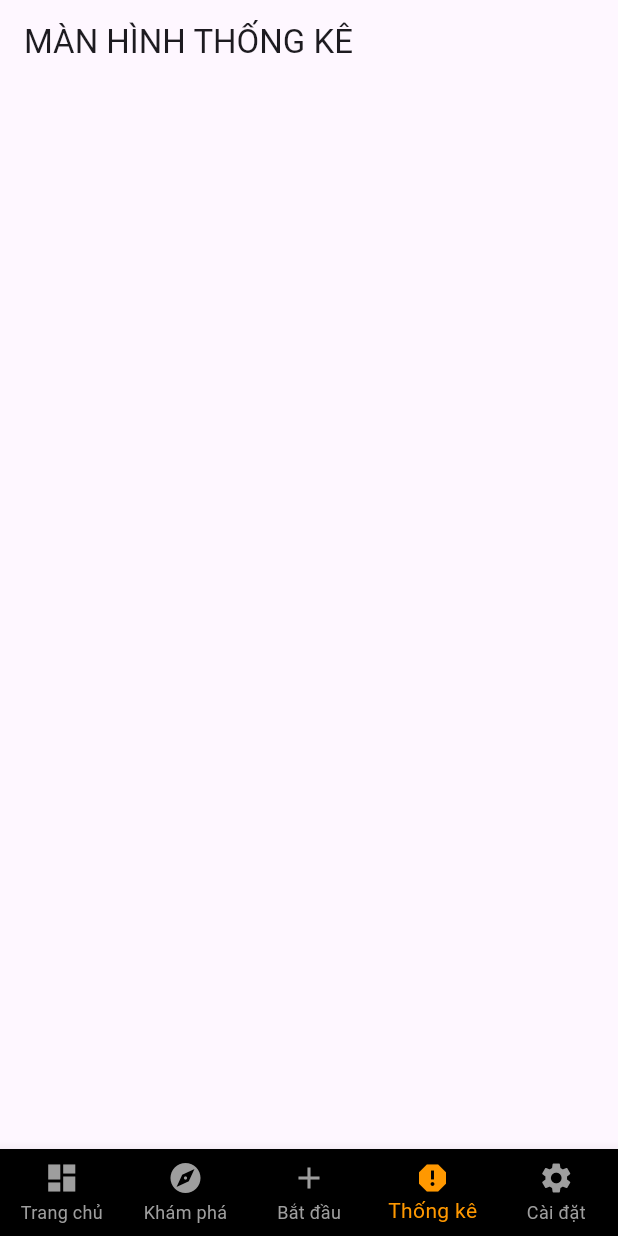
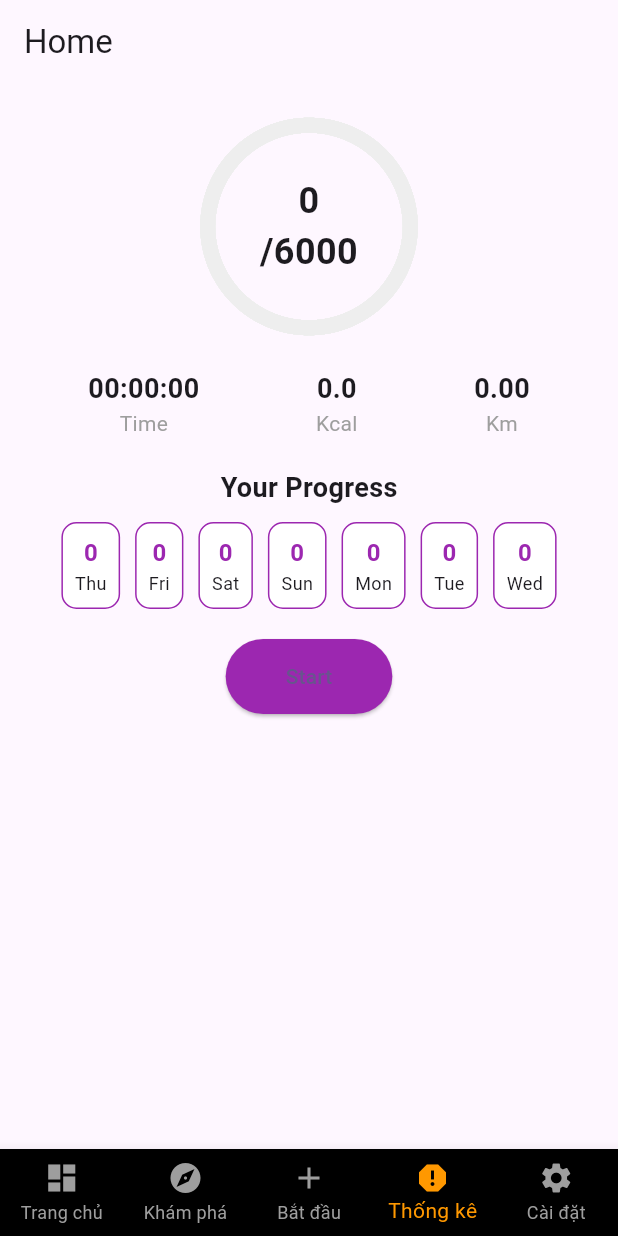
Before and after one commit to lebao0112/apptapgymtainha, a Flutter app: the DashboardScreen screen opened directly, item 4 of the bottom bar chosen, on a phone screen of 412 x 824 dp. Run offline on Flutter 3.47's test engine with Material 3 defaults, Android fonts, the light colour scheme and no system bars; drawn by our look-alikes of step_progress_indicator; our stand-ins replace cached_network_image, carousel_slider, firebase_auth, firebase_core, flutter_secure_storage, google_fonts and 7 more; missing offline and left inert: flutter_facebook_auth, pedometer_2; accounts and stored records are empty; network calls fail.

Commit message:
add stepcounter.dart and modify the sdk of android to 29

```diff
--- /dev/null
+++ b/mobile/lib/screen/counter_steps/counter_steps_screen.dart
@@ -0,0 +1,264 @@
+import 'package:flutter/material.dart';
+import 'package:pedometer_2/pedometer_2.dart';
+import 'package:step_progress_indicator/step_progress_indicator.dart';
+import 'package:permission_handler/permission_handler.dart';
+import 'dart:async';
+
+class CounterStepsScreen extends StatefulWidget {
+  @override
+  _CounterStepsScreenState createState() => _CounterStepsScreenState();
+}
+
+class _CounterStepsScreenState extends State<CounterStepsScreen> {
+  final Pedometer pedometer = Pedometer();
+  late Stream<int> _stepCountStream;
+  int _steps = 0;
+  int _startingStepsToday = 0;
+  double _kcal = 0.0;
+  double _km = 0.0;
+  bool _isCounting = false;
+  Timer? _timer;
+  Duration _duration = Duration();
+  int _stepGoal = 6000;
+  List<int> _last7DaysSteps = List.filled(7, 0);
+  List<String> _dayLabels = ["Sun", "Mon", "Tue", "Wed", "Thu", "Fri", "Sat"];
+  int _lastStepCount = 0;
+  bool _initialLoadCompleted = false;
+
+  @override
+  void initState() {
+    super.initState();
+    _requestPermissionsAndStartListening();
+    _fetchCurrentDaySteps();
+    _fetchLast7DaysSteps();
+  }
+
+  Future<void> _requestPermissionsAndStartListening() async {
+    var status = await Permission.activityRecognition.status;
+    if (status.isDenied) {
+      status = await Permission.activityRecognition.request();
+    }
+
+    if (status.isGranted) {
+      _startListening();
+    } else {
+      ScaffoldMessenger.of(context).showSnackBar(
+        SnackBar(content: Text('Permission denied. Step counting will not work.')),
+      );
+    }
+  }
+
+  void _startListening() {
+    _stepCountStream = pedometer.stepCountStream();
+    _stepCountStream.listen(_onStepCount).onError((error) {
+      print("Error: $error");
+    });
+  }
+
+  Future<void> _fetchCurrentDaySteps() async {
+    DateTime now = DateTime.now();
+    DateTime startOfDay = DateTime(now.year, now.month, now.day);
+    _startingStepsToday = await pedometer.getStepCount(from: startOfDay, to: now);
+    _lastStepCount = _startingStepsToday;
+    setState(() {
+      _steps = _startingStepsToday;
+      _kcal = _steps * 0.04;
+      _km = _steps * 0.0008;
+      _initialLoadCompleted = true;
+    });
+  }
+
+  void _onStepCount(int stepCount) {
+    if (!_initialLoadCompleted) return;
+
+    setState(() {
+      if (_isCounting) {
+        int stepDifference = stepCount - _lastStepCount;
+
+        if (stepDifference > 0 && stepDifference < 1000) {
+          _steps += stepDifference;
+          _kcal = _steps * 0.04;
+          _km = _steps * 0.0008;
+        }
+        _lastStepCount = stepCount;
+      }
+    });
+  }
+
+  Future<void> _fetchLast7DaysSteps() async {
+    DateTime now = DateTime.now();
+    for (int i = 1; i <= 7; i++) {
+      DateTime from = DateTime(now.year, now.month, now.day - i);
+      DateTime to = from.add(Duration(days: 1));
+      int steps = await pedometer.getStepCount(from: from, to: to);
+      setState(() {
+        _last7DaysSteps[7 - i] = steps;
+      });
+    }
+  }
+
+  void _startStopCounter() {
+    setState(() {
+      if (!_isCounting) {
+        _fetchCurrentDaySteps();
+        _startTimer();
+      } else {
+        _timer?.cancel();
+      }
+      _isCounting = !_isCounting;
+    });
+  }
+
+  void _startTimer() {
+    _timer = Timer.periodic(Duration(seconds: 1), (_) {
+      setState(() {
+        _duration += Duration(seconds: 1);
+      });
+    });
+  }
+
+  void _showStepDetails(int dayIndex) {
+    showDialog(
+      context: context,
+      builder: (BuildContext context) {
+        return AlertDialog(
+          title: Text("Steps on ${_dayLabels[dayIndex]}"),
+          content: Text("You walked ${_last7DaysSteps[dayIndex]} steps."),
+          actions: [
+            TextButton(
+              child: Text("OK"),
+              onPressed: () {
+                Navigator.of(context).pop();
+              },
+            ),
+          ],
+        );
+      },
+    );
+  }
+
+  String _formatDuration(Duration duration) {
+    String twoDigits(int n) => n.toString().padLeft(2, '0');
+    String twoDigitMinutes = twoDigits(duration.inMinutes.remainder(60));
+    String twoDigitSeconds = twoDigits(duration.inSeconds.remainder(60));
+    return "${twoDigits(duration.inHours)}:$twoDigitMinutes:$twoDigitSeconds";
+  }
+
+  @override
+  void dispose() {
+    _timer?.cancel();
+    super.dispose();
+  }
+
+  @override
+  Widget build(BuildContext context) {
+    DateTime now = DateTime.now();
+    int todayIndex = now.weekday % 7;
+
+    List<String> dayLabels = [];
+    for (int i = 1; i <= 7; i++) {
+      int dayIndex = (todayIndex - i) % 7;
+      dayLabels.insert(0, _dayLabels[dayIndex < 0 ? dayIndex + 7 : dayIndex]);
+    }
+
+    return Scaffold(
+      appBar: AppBar(
+        title: Text("Home"),
+      ),
+      body: Padding(
+        padding: const EdgeInsets.all(20.0),
+        child: Column(
+          children: [
+            CircularStepProgressIndicator(
+              totalSteps: _stepGoal,
+              currentStep: _steps,
+              stepSize: 10,
+              selectedColor: Colors.purple,
+              unselectedColor: Colors.grey.shade200,
+              padding: 0,
+              width: 150,
+              height: 150,
+              selectedStepSize: 15,
+              roundedCap: (_, __) => true,
+              child: Center(
+                child: Text(
+                  '$_steps\n/$_stepGoal',
+                  textAlign: TextAlign.center,
+                  style: TextStyle(fontSize: 24, fontWeight: FontWeight.bold),
+                ),
+              ),
+            ),
+            SizedBox(height: 20),
+            Row(
+              mainAxisAlignment: MainAxisAlignment.spaceAround,
+              children: [
+                _buildStatCard("Time", _formatDuration(_duration)),
+                _buildStatCard("Kcal", _kcal.toStringAsFixed(1)),
+                _buildStatCard("Km", _km.toStringAsFixed(2)),
+              ],
+            ),
+            SizedBox(height: 20),
+            Text("Your Progress", style: TextStyle(fontSize: 18, fontWeight: FontWeight.bold)),
+            SizedBox(height: 10),
+            SingleChildScrollView(
+              scrollDirection: Axis.horizontal,
+              child: Row(
+                children: List.generate(7, (index) {
+                  return GestureDetector(
+                    onTap: () => _showStepDetails(index),
+                    child: Container(
+                      margin: EdgeInsets.symmetric(horizontal: 5),
+                      padding: EdgeInsets.all(8),
+                      decoration: BoxDecoration(
+                        color: Colors.white,
+                        borderRadius: BorderRadius.circular(10),
+                        border: Border.all(color: Colors.purple),
+                      ),
+                      child: Column(
+                        children: [
+                          Text(
+                            "${_last7DaysSteps[index]}",
+                            style: TextStyle(
+                              fontSize: 16,
+                              fontWeight: FontWeight.bold,
+                              color: Colors.purple,
+                            ),
+                          ),
+                          Text(dayLabels[index], style: TextStyle(fontSize: 12)),
+                        ],
+                      ),
+                    ),
+                  );
+                }),
+              ),
+            ),
+            SizedBox(height: 20),
+            ElevatedButton(
+              onPressed: _startStopCounter,
+              child: Text(_isCounting ? "Stop" : "Start"),
+              style: ElevatedButton.styleFrom(
+                padding: EdgeInsets.symmetric(horizontal: 40, vertical: 15),
+                backgroundColor: Colors.purple,
+              ),
+            ),
+          ],
+        ),
+      ),
+    );
+  }
+
+  Widget _buildStatCard(String label, String value) {
+    return Column(
+      children: [
+        Text(
+          value,
+          style: TextStyle(fontSize: 18, fontWeight: FontWeight.bold),
+        ),
+        Text(
+          label,
+          style: TextStyle(fontSize: 14, color: Colors.grey),
+        ),
+      ],
+    );
+  }
+}
--- a/mobile/lib/screen/dashboard_screen.dart
+++ b/mobile/lib/screen/dashboard_screen.dart
@@ -5,6 +5,8 @@ import 'package:doan_tapgymtainha/screen/home_screen.dart';
 import 'package:doan_tapgymtainha/screen/profile_screen.dart';
 import 'package:doan_tapgymtainha/screen/explore_screen.dart';
 import 'package:doan_tapgymtainha/screen/setting_screen.dart';
+
+import 'counter_steps/counter_steps_screen.dart';
 
 class DashboardScreen extends StatefulWidget {
   @override
@@ -23,7 +25,7 @@ class _DashboardScreenState extends State<DashboardScreen> {
       HomeScreen(),
       ExploreScreen(),
       Container(), // Placeholder for StartScreen
-      StatisticsSreen(),
+      CounterStepsScreen(),
       SettingScreen(),
     ];
   }
--- a/mobile/lib/service/api_config.dart
+++ b/mobile/lib/service/api_config.dart
@@ -1,5 +1,5 @@
 class ApiConfig {
 
-  static const String baseUrl = 'http://192.168.31.218:3000';
+  static const String baseUrl = 'http://192.168.1.175:3000';
 
 }
```
Also changed, not shown: mobile/lib/screen/authentication/login_screen.dart (+10 -17 lines), mobile/lib/screen/counter_steps/congratulations_screen.dart (added, +112 -0 lines), mobile/lib/service/api_service.dart (+38 -0 lines), mobile/pubspec.yaml (+7 -1 lines), mobile/assets/trophy.png (added), mobile/pubspec.lock, 11 other files.
